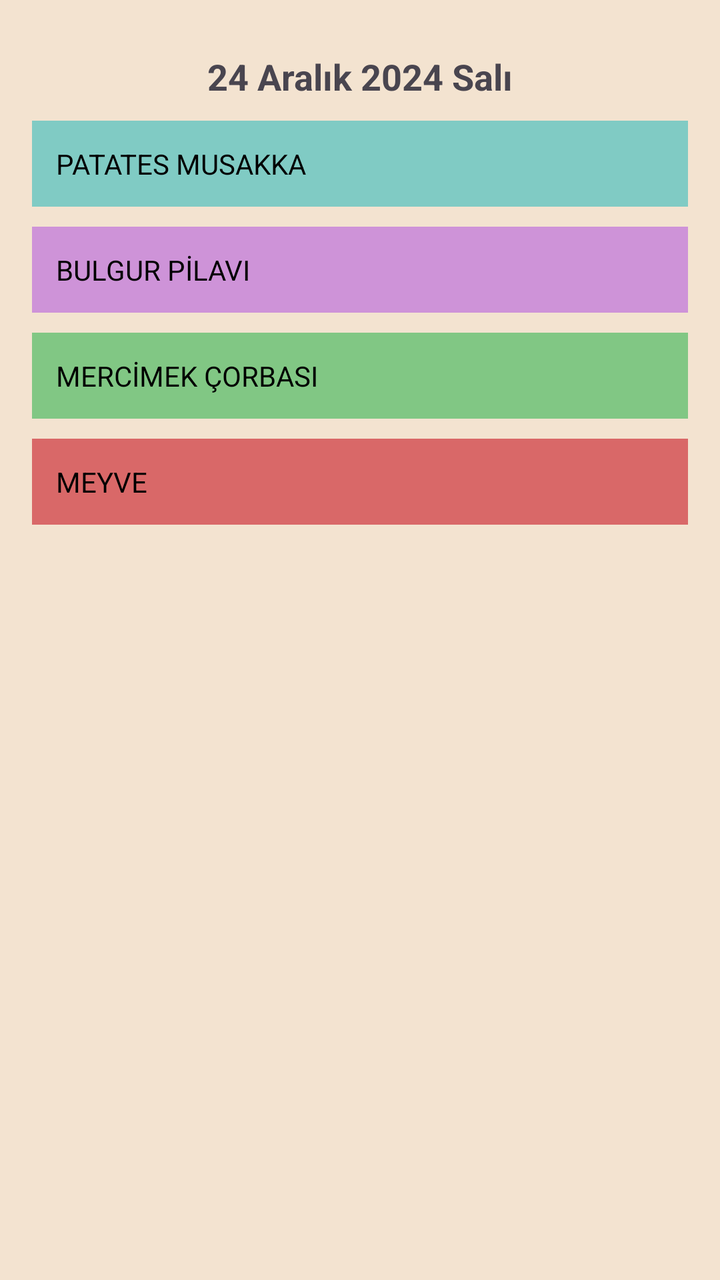
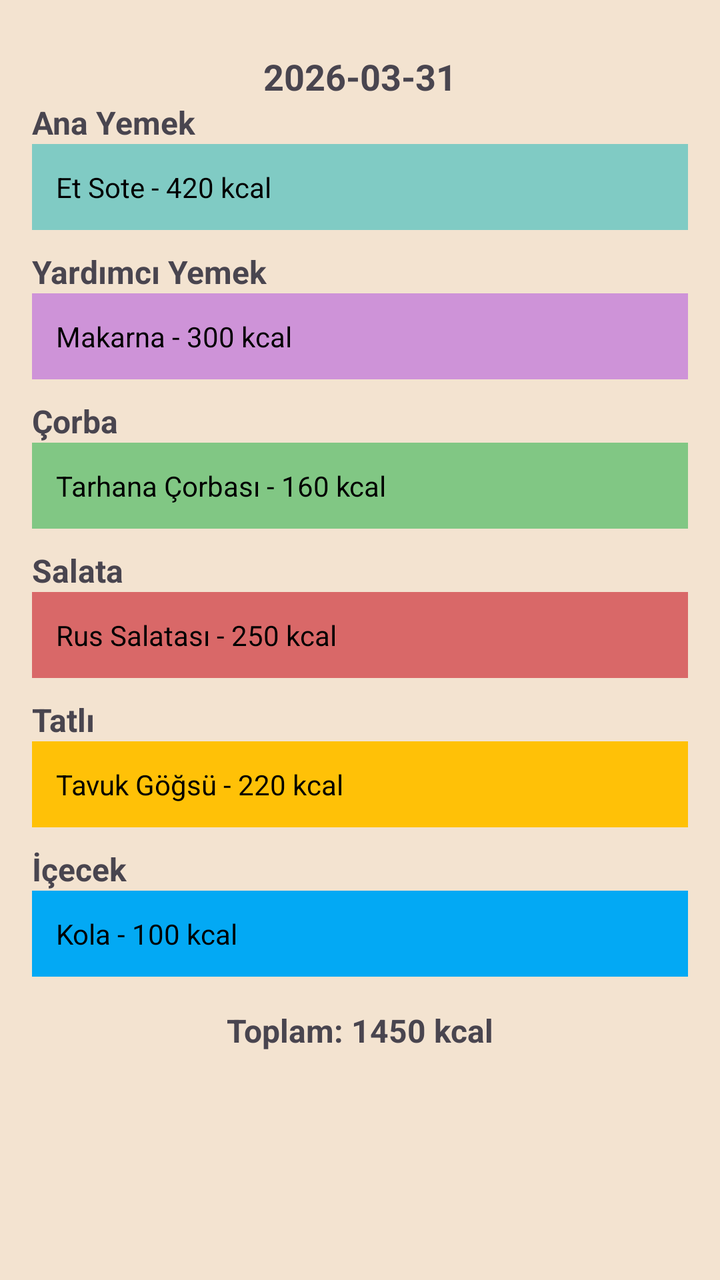

Compare the two renders of this Android layout. The source of the first and the diff that turns it into the second are given below.
<!-- AndroidManifest.xml: application theme Theme.FUYemekhane -->
<!-- res/layout/activity_main.xml -->
<?xml version="1.0" encoding="utf-8"?>
<androidx.constraintlayout.widget.ConstraintLayout xmlns:android="http://schemas.android.com/apk/res/android"
    xmlns:app="http://schemas.android.com/apk/res-auto"
    xmlns:tools="http://schemas.android.com/tools"
    android:id="@+id/main"
    android:layout_width="match_parent"
    android:layout_height="match_parent"
    android:background="@color/main_background"
    tools:context=".MainActivity"
    android:padding="16dp">

    
    <TextView
        android:id="@+id/textDate"
        android:layout_width="wrap_content"
        android:layout_height="wrap_content"
        android:text="24 Aralık 2024 Salı"
        android:textSize="18sp"
        android:textStyle="bold"
        app:layout_constraintTop_toTopOf="parent"
        app:layout_constraintStart_toStartOf="parent"
        app:layout_constraintEnd_toEndOf="parent"
        android:layout_marginBottom="16dp"
        android:layout_marginTop="10dp" />

    
    <TextView
        android:id="@+id/anaYemek"
        android:layout_width="0dp"
        android:layout_height="wrap_content"
        android:text="PATATES MUSAKKA"
        android:padding="12dp"
        android:background="@color/teal_200"
        android:textColor="@android:color/black"
        app:layout_constraintTop_toBottomOf="@id/textDate"
        app:layout_constraintStart_toStartOf="parent"
        app:layout_constraintEnd_toEndOf="parent"
        android:layout_marginBottom="8dp"
        android:layout_marginTop="10dp" />

    <TextView
        android:id="@+id/yardimciYemek"
        android:layout_width="0dp"
        android:layout_height="wrap_content"
        android:text="BULGUR PİLAVI"
        android:padding="12dp"
        android:background="@color/purple_200"
        android:textColor="@android:color/black"
        app:layout_constraintTop_toBottomOf="@id/anaYemek"
        app:layout_constraintStart_toStartOf="parent"
        app:layout_constraintEnd_toEndOf="parent"
        android:layout_marginBottom="8dp"
        android:layout_marginTop="10dp" />

    <TextView
        android:id="@+id/corba"
        android:layout_width="0dp"
        android:layout_height="wrap_content"
        android:text="MERCİMEK ÇORBASI"
        android:padding="12dp"
        android:background="@color/green"
        android:textColor="@android:color/black"
        app:layout_constraintTop_toBottomOf="@id/yardimciYemek"
        app:layout_constraintStart_toStartOf="parent"
        app:layout_constraintEnd_toEndOf="parent"
        android:layout_marginBottom="8dp"
        android:layout_marginTop="10dp" />

    <TextView
        android:id="@+id/salata"
        android:layout_width="0dp"
        android:layout_height="wrap_content"
        android:text="MEYVE"
        android:padding="12dp"
        android:background="@color/yellow"
        android:textColor="@android:color/black"
        app:layout_constraintTop_toBottomOf="@id/corba"
        app:layout_constraintStart_toStartOf="parent"
        android:layout_marginTop="10dp"
        app:layout_constraintEnd_toEndOf="parent"
        android:layout_marginBottom="16dp"/>



</androidx.constraintlayout.widget.ConstraintLayout>
<!-- resources referenced by this layout -->
<resources>
  <color name="green">#81C784</color>
  <color name="main_background">#F3E3D0</color>
  <color name="purple_200">#CE93D8</color>
  <color name="teal_200">#80CBC4</color>
  <color name="yellow">#D96868</color>
  <style name="Theme.FUYemekhane" parent="Base.Theme.FUYemekhane" />
  <style name="Base.Theme.FUYemekhane" parent="Theme.Material3.DayNight">
          <item name="colorPrimary">@color/my_primary</item>
          <item name="colorPrimaryVariant">@color/my_primary_variant</item>
          <item name="colorOnPrimary">@color/white</item>
          <item name="titleTextColor">@android:color/white</item>
      </style>
  <color name="my_primary">#8c0841</color>
  <color name="my_primary_variant">#8c0841</color>
  <color name="white">#FFFFFFFF</color>
</resources>

<!-- the commit's change to res/layout/activity_main.xml (unified diff, before → after) -->
@@ -14,72 +14,175 @@
         android:id="@+id/textDate"
         android:layout_width="wrap_content"
         android:layout_height="wrap_content"
-        android:text="24 Aralık 2024 Salı"
+        android:text="2026-03-31"
         android:textSize="18sp"
         android:textStyle="bold"
         app:layout_constraintTop_toTopOf="parent"
         app:layout_constraintStart_toStartOf="parent"
         app:layout_constraintEnd_toEndOf="parent"
-        android:layout_marginBottom="16dp"
-        android:layout_marginTop="10dp" />
+        android:layout_marginTop="10dp"
+        android:layout_marginBottom="16dp" />
+
+    
+    <TextView
+        android:id="@+id/anaYemekTitle"
+        android:layout_width="wrap_content"
+        android:layout_height="wrap_content"
+        android:text="Ana Yemek"
+        android:textStyle="bold"
+        android:textSize="16sp"
+        app:layout_constraintTop_toBottomOf="@id/textDate"
+        app:layout_constraintStart_toStartOf="parent"/>
 
     
     <TextView
         android:id="@+id/anaYemek"
         android:layout_width="0dp"
         android:layout_height="wrap_content"
-        android:text="PATATES MUSAKKA"
+        android:text="Et Sote - 420 kcal"
         android:padding="12dp"
         android:background="@color/teal_200"
         android:textColor="@android:color/black"
-        app:layout_constraintTop_toBottomOf="@id/textDate"
+        app:layout_constraintTop_toBottomOf="@id/anaYemekTitle"
         app:layout_constraintStart_toStartOf="parent"
-        app:layout_constraintEnd_toEndOf="parent"
-        android:layout_marginBottom="8dp"
-        android:layout_marginTop="10dp" />
+        app:layout_constraintEnd_toEndOf="parent"/>
 
+    
+    <TextView
+        android:id="@+id/yardimciYemekTitle"
+        android:layout_marginTop="10dp"
+        android:layout_width="wrap_content"
+        android:layout_height="wrap_content"
+        android:text="Yardımcı Yemek"
+        android:textStyle="bold"
+        android:textSize="16sp"
+        app:layout_constraintTop_toBottomOf="@id/anaYemek"
+        app:layout_constraintStart_toStartOf="parent"/>
+
+    
     <TextView
         android:id="@+id/yardimciYemek"
         android:layout_width="0dp"
         android:layout_height="wrap_content"
-        android:text="BULGUR PİLAVI"
+        android:text="Makarna - 300 kcal"
         android:padding="12dp"
         android:background="@color/purple_200"
         android:textColor="@android:color/black"
-        app:layout_constraintTop_toBottomOf="@id/anaYemek"
+        app:layout_constraintTop_toBottomOf="@id/yardimciYemekTitle"
         app:layout_constraintStart_toStartOf="parent"
-        app:layout_constraintEnd_toEndOf="parent"
-        android:layout_marginBottom="8dp"
-        android:layout_marginTop="10dp" />
+        app:layout_constraintEnd_toEndOf="parent"/>
 
+    
+    <TextView
+        android:id="@+id/corbaTitle"
+        android:layout_marginTop="10dp"
+        android:layout_width="wrap_content"
+        android:layout_height="wrap_content"
+        android:text="Çorba"
+        android:textStyle="bold"
+        android:textSize="16sp"
+        app:layout_constraintTop_toBottomOf="@id/yardimciYemek"
+        app:layout_constraintStart_toStartOf="parent"/>
+
+    
     <TextView
         android:id="@+id/corba"
         android:layout_width="0dp"
         android:layout_height="wrap_content"
-        android:text="MERCİMEK ÇORBASI"
+        android:text="Tarhana Çorbası - 160 kcal"
         android:padding="12dp"
         android:background="@color/green"
         android:textColor="@android:color/black"
-        app:layout_constraintTop_toBottomOf="@id/yardimciYemek"
+        app:layout_constraintTop_toBottomOf="@id/corbaTitle"
         app:layout_constraintStart_toStartOf="parent"
-        app:layout_constraintEnd_toEndOf="parent"
-        android:layout_marginBottom="8dp"
-        android:layout_marginTop="10dp" />
+        app:layout_constraintEnd_toEndOf="parent"/>
 
+    
+    <TextView
+        android:id="@+id/salataTitle"
+        android:layout_marginTop="10dp"
+        android:layout_width="wrap_content"
+        android:layout_height="wrap_content"
+        android:text="Salata"
+        android:textStyle="bold"
+        android:textSize="16sp"
+        app:layout_constraintTop_toBottomOf="@id/corba"
+        app:layout_constraintStart_toStartOf="parent"/>
+
+    
     <TextView
         android:id="@+id/salata"
         android:layout_width="0dp"
         android:layout_height="wrap_content"
-        android:text="MEYVE"
+        android:text="Rus Salatası - 250 kcal"
         android:padding="12dp"
         android:background="@color/yellow"
         android:textColor="@android:color/black"
-        app:layout_constraintTop_toBottomOf="@id/corba"
+        app:layout_constraintTop_toBottomOf="@id/salataTitle"
         app:layout_constraintStart_toStartOf="parent"
+        app:layout_constraintEnd_toEndOf="parent"/>
+
+    
+    <TextView
+        android:id="@+id/tatliTitle"
         android:layout_marginTop="10dp"
+        android:layout_width="wrap_content"
+        android:layout_height="wrap_content"
+        android:text="Tatlı"
+        android:textStyle="bold"
+        android:textSize="16sp"
+        app:layout_constraintTop_toBottomOf="@id/salata"
+        app:layout_constraintStart_toStartOf="parent"/>
+
+    
+    <TextView
+        android:id="@+id/tatli"
+        android:layout_width="0dp"
+        android:layout_height="wrap_content"
+        android:text="Tavuk Göğsü - 220 kcal"
+        android:padding="12dp"
+        android:background="@color/orange"
+        android:textColor="@android:color/black"
+        app:layout_constraintTop_toBottomOf="@id/tatliTitle"
+        app:layout_constraintStart_toStartOf="parent"
+        app:layout_constraintEnd_toEndOf="parent"/>
+
+    
+    <TextView
+        android:id="@+id/icecekTitle"
+        android:layout_marginTop="10dp"
+        android:layout_width="wrap_content"
+        android:layout_height="wrap_content"
+        android:text="İçecek"
+        android:textStyle="bold"
+        android:textSize="16sp"
+        app:layout_constraintTop_toBottomOf="@id/tatli"
+        app:layout_constraintStart_toStartOf="parent"/>
+
+    
+    <TextView
+        android:id="@+id/icecek"
+        android:layout_width="0dp"
+        android:layout_height="wrap_content"
+        android:text="Kola - 100 kcal"
+        android:padding="12dp"
+        android:background="@color/blue"
+        android:textColor="@android:color/black"
+        app:layout_constraintTop_toBottomOf="@id/icecekTitle"
+        app:layout_constraintStart_toStartOf="parent"
+        app:layout_constraintEnd_toEndOf="parent"/>
+
+    
+    <TextView
+        android:id="@+id/toplamKalori"
+        android:layout_width="wrap_content"
+        android:layout_height="wrap_content"
+        android:text="Toplam: 1450 kcal"
+        android:textSize="16sp"
+        android:textStyle="bold"
+        app:layout_constraintTop_toBottomOf="@id/icecek"
+        app:layout_constraintStart_toStartOf="parent"
         app:layout_constraintEnd_toEndOf="parent"
-        android:layout_marginBottom="16dp"/>
-
-
+        android:layout_marginTop="16dp"/>
 
 </androidx.constraintlayout.widget.ConstraintLayout>
<!-- resource entries referenced after the edit -->
@@ -1,7 +1,9 @@
 <!-- resources referenced by this layout -->
 <resources>
+  <color name="blue">#03A9F4</color>
   <color name="green">#81C784</color>
   <color name="main_background">#F3E3D0</color>
+  <color name="orange">#FFC107</color>
   <color name="purple_200">#CE93D8</color>
   <color name="teal_200">#80CBC4</color>
   <color name="yellow">#D96868</color>
